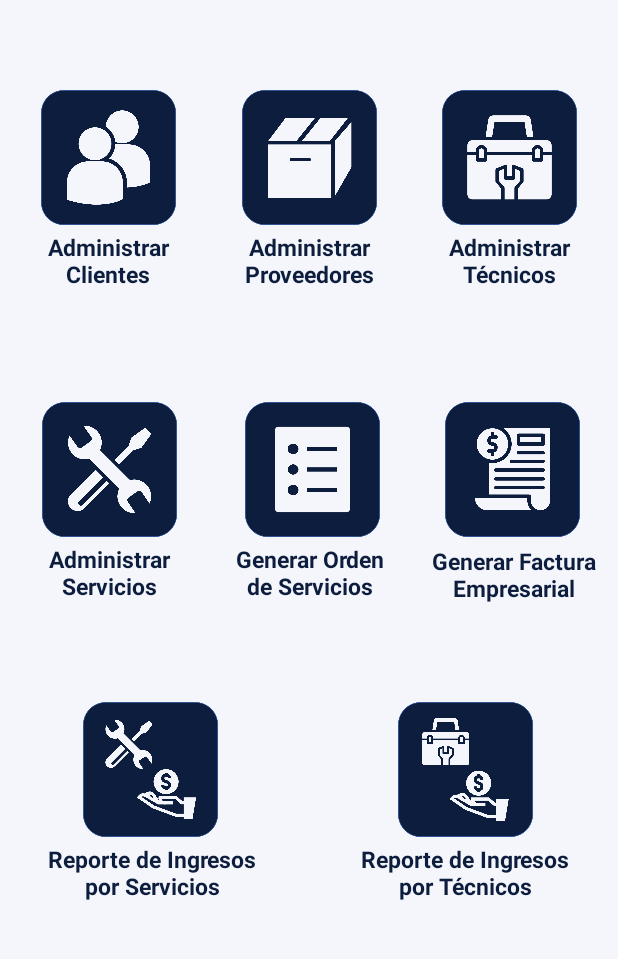
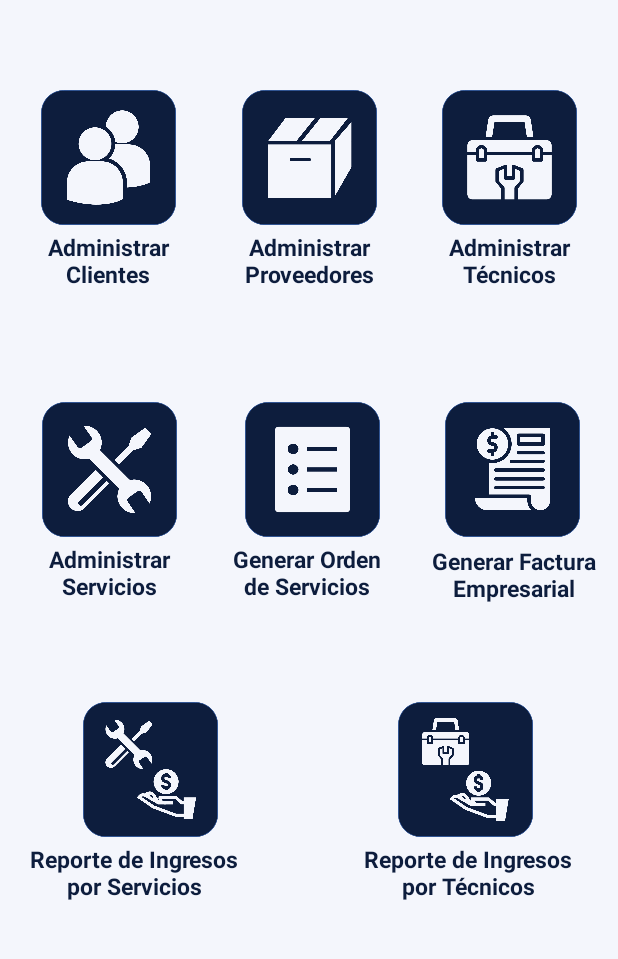
Before and after one commit to Sophilette/POO-P1-G04, an Android app: the screen it shows after launch (MainActivity), on a phone screen of 412 x 824 dp, the part 249-1208 px from its top. Run offline under Robolectric (Android 15) with nearby library versions, the light colour scheme and no system bars.

Commit message:
se modificó xml de main activity

```diff
--- a/app/src/main/res/layout/activity_main.xml
+++ b/app/src/main/res/layout/activity_main.xml
@@ -27,8 +27,8 @@
 
     <TextView
         android:id="@+id/tv8"
-        android:layout_width="153dp"
-        android:layout_height="45dp"
+        android:layout_width="149dp"
+        android:layout_height="44dp"
         android:layout_marginBottom="83dp"
         android:fontFamily="sans-serif"
         android:maxLines="2"
@@ -61,8 +61,8 @@
 
     <TextView
         android:id="@+id/tv7"
-        android:layout_width="156dp"
-        android:layout_height="46dp"
+        android:layout_width="143dp"
+        android:layout_height="48dp"
         android:layout_marginBottom="83dp"
         android:fontFamily="sans-serif"
         android:maxLines="2"
@@ -73,7 +73,7 @@
         android:textStyle="bold"
         app:layout_constraintBottom_toBottomOf="parent"
         app:layout_constraintEnd_toEndOf="parent"
-        app:layout_constraintHorizontal_bias="0.09"
+        app:layout_constraintHorizontal_bias="0.067"
         app:layout_constraintStart_toStartOf="parent"
         app:layout_constraintTop_toBottomOf="@+id/reportServicioButton"
         app:layout_constraintVertical_bias="0.0" />
@@ -166,8 +166,8 @@
 
     <TextView
         android:id="@+id/tv5"
-        android:layout_width="126dp"
-        android:layout_height="46dp"
+        android:layout_width="134dp"
+        android:layout_height="45dp"
         android:layout_marginBottom="83dp"
         android:fontFamily="sans-serif"
         android:maxLines="2"
@@ -177,9 +177,9 @@
         android:textSize="15sp"
         android:textStyle="bold"
         app:layout_constraintBottom_toBottomOf="parent"
-        app:layout_constraintEnd_toStartOf="@+id/tv6"
-        app:layout_constraintHorizontal_bias="0.702"
-        app:layout_constraintStart_toEndOf="@+id/tv4"
+        app:layout_constraintEnd_toEndOf="@+id/tv6"
+        app:layout_constraintHorizontal_bias="0.514"
+        app:layout_constraintStart_toStartOf="parent"
         app:layout_constraintTop_toBottomOf="@+id/ordenButton"
         app:layout_constraintVertical_bias="0.0" />
 
```
